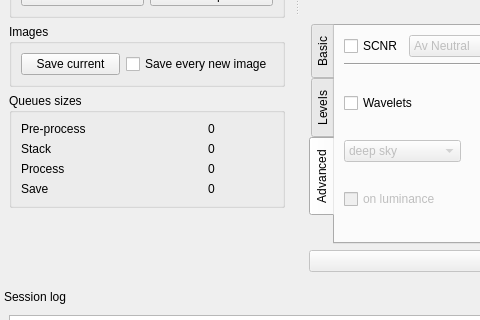
Old version of the form src/als/ui/als_ui.ui in the repository gehelem/als; both pictures show x 0 to 480 and y 290 to 610 of the 1094 by 828 pixel window.
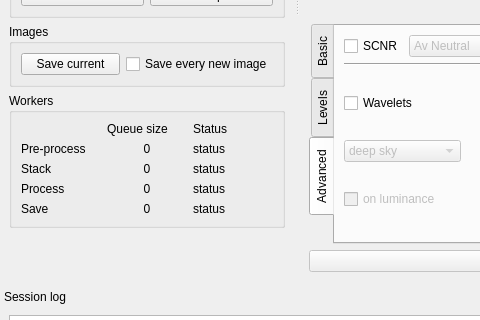
New version of the form. Custom widgets are drawn as their Qt base class.

Commit message: Show workers status on GUI

```diff
--- a/src/als/ui/als_ui.ui
+++ b/src/als/ui/als_ui.ui
@@ -1285,17 +1285,31 @@
      <item>
       <widget class="QGroupBox" name="groupBox_5">
        <property name="title">
-        <string>Queues sizes</string>
+        <string>Workers</string>
        </property>
        <layout class="QGridLayout" name="gridLayout">
-        <item row="0" column="0">
+        <item row="0" column="1">
+         <widget class="QLabel" name="label_22">
+          <property name="text">
+           <string>Queue size</string>
+          </property>
+         </widget>
+        </item>
+        <item row="0" column="2">
+         <widget class="QLabel" name="label_23">
+          <property name="text">
+           <string>Status</string>
+          </property>
+         </widget>
+        </item>
+        <item row="1" column="0">
          <widget class="QLabel" name="label_17">
           <property name="text">
            <string>Pre-process</string>
           </property>
          </widget>
         </item>
-        <item row="0" column="1">
+        <item row="1" column="1">
          <widget class="QLabel" name="lbl_pre_process_queue_size">
           <property name="text">
            <string>0</string>
@@ -1305,14 +1319,21 @@
           </property>
          </widget>
         </item>
-        <item row="1" column="0">
+        <item row="1" column="2">
+         <widget class="QLabel" name="lbl_pre_processor_status">
+          <property name="text">
+           <string>status</string>
+          </property>
+         </widget>
+        </item>
+        <item row="2" column="0">
          <widget class="QLabel" name="label_19">
           <property name="text">
            <string>Stack</string>
           </property>
          </widget>
         </item>
-        <item row="1" column="1">
+        <item row="2" column="1">
          <widget class="QLabel" name="lbl_stack_queue_size">
           <property name="text">
            <string>0</string>
@@ -1322,14 +1343,21 @@
           </property>
          </widget>
         </item>
-        <item row="2" column="0">
+        <item row="2" column="2">
+         <widget class="QLabel" name="lbl_stacker_status">
+          <property name="text">
+           <string>status</string>
+          </property>
+         </widget>
+        </item>
+        <item row="3" column="0">
          <widget class="QLabel" name="label_18">
           <property name="text">
            <string>Process</string>
           </property>
          </widget>
         </item>
-        <item row="2" column="1">
+        <item row="3" column="1">
          <widget class="QLabel" name="lbl_process_queue_size">
           <property name="text">
            <string>0</string>
@@ -1339,14 +1367,21 @@
           </property>
          </widget>
         </item>
-        <item row="3" column="0">
+        <item row="3" column="2">
+         <widget class="QLabel" name="lbl_post_processor_status">
+          <property name="text">
+           <string>status</string>
+          </property>
+         </widget>
+        </item>
+        <item row="4" column="0">
          <widget class="QLabel" name="label_20">
           <property name="text">
            <string>Save</string>
           </property>
          </widget>
         </item>
-        <item row="3" column="1">
+        <item row="4" column="1">
          <widget class="QLabel" name="lbl_save_queue_size">
           <property name="text">
            <string>0</string>
@@ -1356,6 +1391,13 @@
           </property>
          </widget>
         </item>
+        <item row="4" column="2">
+         <widget class="QLabel" name="lbl_saver_status">
+          <property name="text">
+           <string>status</string>
+          </property>
+         </widget>
+        </item>
        </layout>
       </widget>
      </item>
```
Left out of the diff: 4 changed lines with no effect on the pictures. The commit also changes 3 other files.
